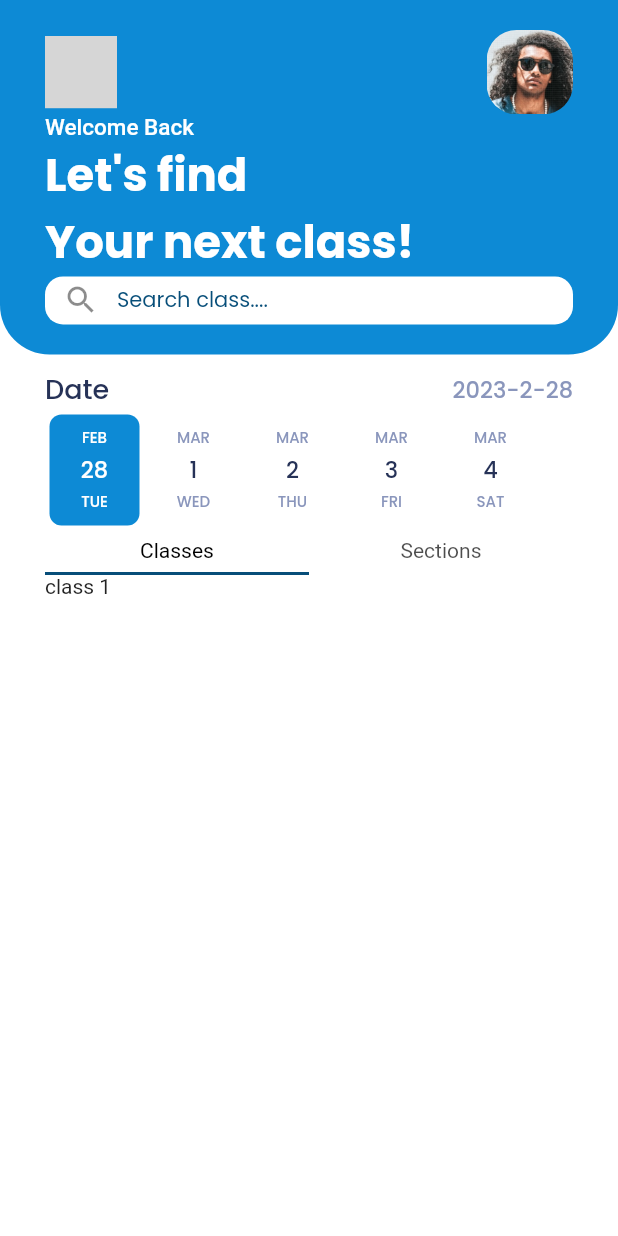
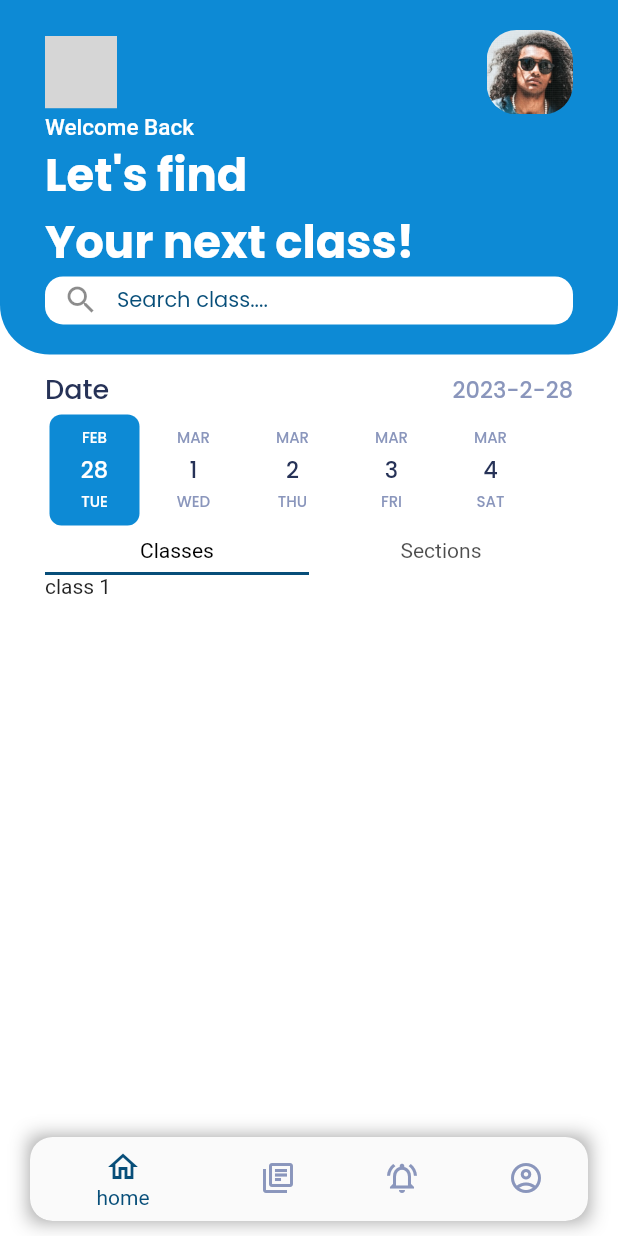
Before and after one commit to yara30999/attendance-system-graduation-project, a Flutter app: the screen it shows after launch, after a tap on "Sign In", on a phone screen of 412 x 824 dp. Run offline on Flutter 3.47's test engine with Material 2 defaults, Android fonts, the phone set to English and light mode, and no system bars; drawn by our look-alikes of date_picker_timeline; missing offline and left inert: slide_digital_clock; grey boxes are pictures that could not be loaded.

Commit message:
adding first_screen.dart that contain a bottom navigation bar , and navigate to empty screens

```diff
--- a/lib/main.dart
+++ b/lib/main.dart
@@ -1,6 +1,7 @@
 import 'package:flutter/material.dart';
 import 'screens/login_screen.dart';
 import 'screens/home_screen.dart';
+import 'screens/first_screen.dart';
 void main() {
   runApp(const DoctorApp());
 }
@@ -18,6 +19,8 @@ class DoctorApp extends StatelessWidget {
         routes: {
           LoginScreen.id : (context) => const LoginScreen(),
           HomeScreen.id : (context)=> const HomeScreen(),
+          FirstScreen.id : (context) => const FirstScreen(),
+
         },
     );
   }
--- /dev/null
+++ b/lib/screens/first_screen.dart
@@ -0,0 +1,70 @@
+import 'package:flutter/material.dart';
+import 'home_screen.dart';
+import 'attendance_classes_screen.dart';
+import 'notification_screen.dart';
+import 'profile_screen.dart';
+
+class FirstScreen extends StatefulWidget {
+  const FirstScreen({super.key});
+  static String id = 'first_screen';
+
+  @override
+  State<FirstScreen> createState() => _FirstScreenState();
+}
+
+class _FirstScreenState extends State<FirstScreen> {
+  int _currentIndex = 0;
+
+  final List<Widget> _mainScreens = <Widget>[
+    const HomeScreen(),
+    const AttendanceClassesScreen(),
+    const NotificationScreen(),
+    const ProfileScreen()
+  ];
+
+  @override
+  Widget build(BuildContext context) {
+    return Scaffold(
+      backgroundColor: Colors.white,
+      body: _mainScreens.elementAt(_currentIndex),
+      bottomNavigationBar: Padding(
+        padding: const EdgeInsets.symmetric(horizontal: 20.0,vertical: 10.0),
+        child: Container(
+          decoration: const BoxDecoration(
+            boxShadow: <BoxShadow>[
+              BoxShadow(
+                color: Colors.grey,
+                blurRadius: 10,
+              ),
+            ],
+          ),
+          child: ClipRRect(
+            borderRadius: const BorderRadius.all(Radius.circular(15.0)),
+            child: BottomNavigationBar(
+              items: const [
+                BottomNavigationBarItem(
+                    icon: Icon(Icons.home_outlined), label: 'home'),
+                BottomNavigationBarItem(
+                    icon: Icon(Icons.library_books_outlined), label: 'attendance'),
+                BottomNavigationBarItem(
+                    icon: Icon(Icons.notifications_active_outlined),
+                    label: 'notification'),
+                BottomNavigationBarItem(
+                    icon: Icon(Icons.account_circle_outlined),
+                    label: 'profile'),
+              ],
+              currentIndex: _currentIndex,
+              selectedItemColor: const Color(0xff074E79),
+              unselectedItemColor: const Color(0xff8A96BC),
+              onTap: (value) {
+                setState(() {
+                  _currentIndex = value;
+                });
+              },
+            ),
+          ),
+        ),
+      ),
+    );
+  }
+}
--- a/lib/screens/login_screen.dart
+++ b/lib/screens/login_screen.dart
@@ -1,6 +1,6 @@
 import 'package:flutter/material.dart';
 import 'package:fast_tende_doctor_app/constants.dart';
-import 'home_screen.dart';
+import 'first_screen.dart';
 
 class LoginScreen extends StatefulWidget {
   const LoginScreen({super.key});
@@ -97,7 +97,7 @@ class _LoginScreenState extends State<LoginScreen> {
                     borderRadius: BorderRadius.circular(10.0),
                     child: RawMaterialButton(
                       onPressed: () {
-                        Navigator.pushNamed(context, HomeScreen.id);
+                        Navigator.pushNamed(context, FirstScreen.id);
                       },
                       constraints: const BoxConstraints.tightFor(
                         width: 398.0,
```
Also changed, not shown: lib/screens/attendance_classes_screen.dart (added, +19 -0 lines), lib/screens/notification_screen.dart (added, +18 -0 lines), lib/screens/profile_screen.dart (added, +18 -0 lines).
